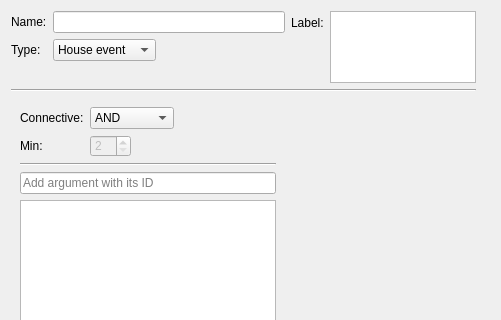
Old version of the form gui/eventdialog.ui in the repository rakhimov/scram; both pictures show x 0 to 501 and y 0 to 320 of the 501 by 472 pixel window.
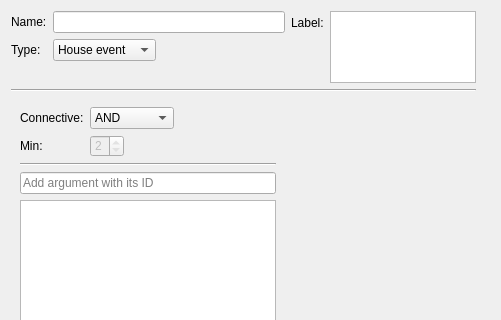
New version of the form. The open tabs and pages were chosen to show the change.

Commit message:
GUI: Implement formula arg addition in EventDialog
The argument event names are added into the list;
however, there's only minimal validation is performed:
duplicate args and the number of args for connectives.

Patch:
```diff
--- a/gui/eventdialog.ui
+++ b/gui/eventdialog.ui
@@ -298,6 +298,9 @@
            <property name="minimum">
             <number>2</number>
            </property>
+           <property name="maximum">
+            <number>2</number>
+           </property>
           </widget>
          </item>
         </layout>
```
Left out of the diff: 8 changed lines with no effect on the pictures. The commit also changes 2 other files.
